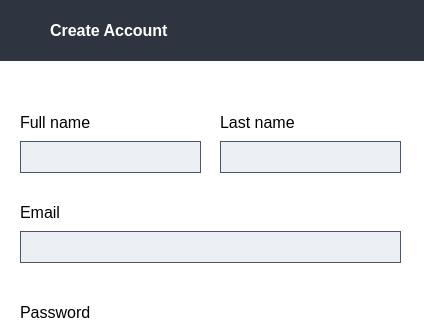
This is School_System/ui/CreateAccountDialog.ui in KasperJack/School-Management-System as Qt 5 draws it before an edit; both pictures show x 0 to 424 and y 0 to 320 of the 424 by 556 pixel window. The edited form follows.
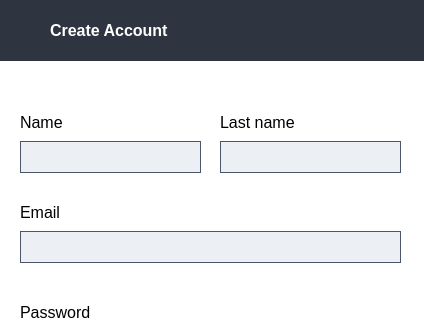
This is the edited form. Icons and pictures are not drawn.

What changed in the file:
```diff
--- a/School_System/ui/CreateAccountDialog.ui
+++ b/School_System/ui/CreateAccountDialog.ui
@@ -197,7 +197,7 @@
        </font>
       </property>
       <property name="text">
-       <string>Full name </string>
+       <string>Name </string>
       </property>
      </widget>
     </item>
```
